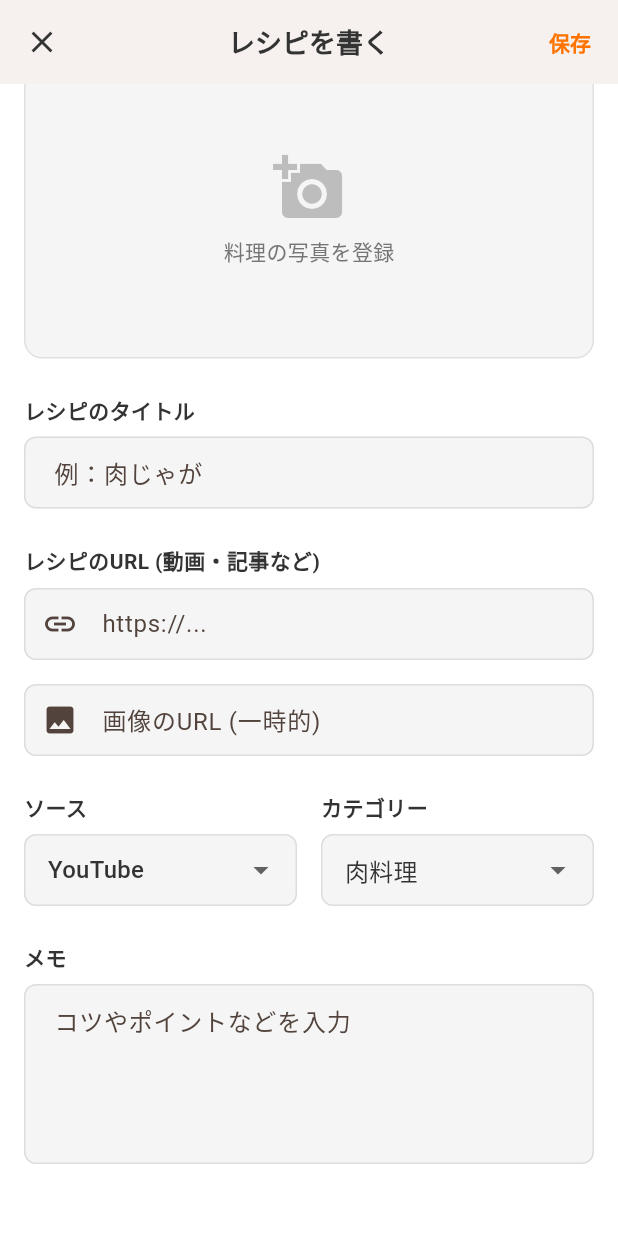
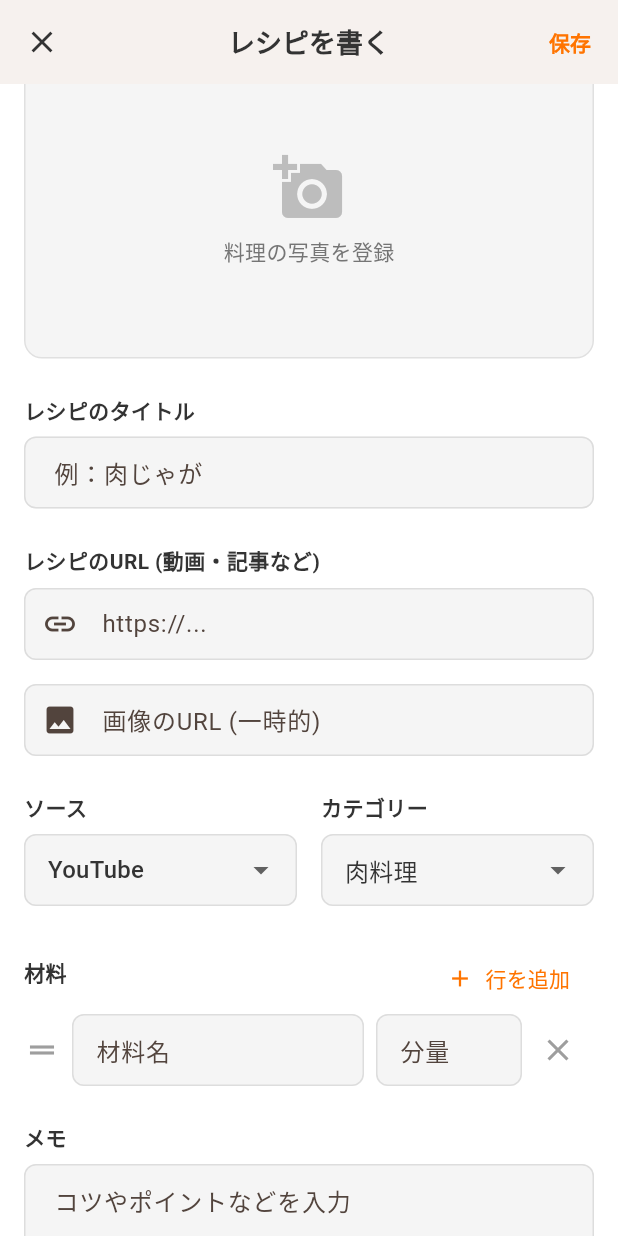
Before and after one commit to sin1kbk/hoshipad, a Flutter app: the AddRecipeScreen screen opened by its route, scrolled down 33 dp, on a phone screen of 412 x 824 dp. Run offline on Flutter 3.47's test engine with Material 3 defaults, Android fonts, the phone set to English and light mode, and no system bars; our stand-ins replace cached_network_image, flutter_svg, freezed_annotation, go_router, google_fonts, shared_preferences and 1 more; missing offline and left inert: dart:html, dart:ui_web, receive_sharing_intent; accounts and stored records are empty; Roboto replaces fonts that are missing (Noto Sans JP); statements that could not run were skipped.

Commit message:
feat: レシピ追加・編集画面で材料の事前入力と動的な編集をサポートしました。

```diff
--- a/flutter_app/lib/main.dart
+++ b/flutter_app/lib/main.dart
@@ -105,13 +105,16 @@ class _MyAppState extends State<MyApp> {
             final sharedUrl = state.uri.queryParameters['url'];
             final sharedTitle = state.uri.queryParameters['title'];
             final sharedImageUrl = state.uri.queryParameters['image'];
+            final sharedIngredients = state.uri.queryParameters['ingredients'];
             debugPrint('Shared URL: $sharedUrl');
             debugPrint('Shared Title: $sharedTitle');
             debugPrint('Shared Image URL: $sharedImageUrl');
+            debugPrint('Shared Ingredients: $sharedIngredients');
             return AddRecipeScreen(
               sharedUrl: sharedUrl,
               prefilledTitle: sharedTitle,
               prefilledImageUrl: sharedImageUrl,
+              prefilledIngredients: sharedIngredients,
             );
           },
         ),
--- a/flutter_app/lib/screens/add_recipe_screen.dart
+++ b/flutter_app/lib/screens/add_recipe_screen.dart
@@ -1,3 +1,4 @@
+import 'dart:convert';
 import 'package:flutter/material.dart';
 import 'package:provider/provider.dart';
 import 'package:go_router/go_router.dart';
@@ -12,6 +13,7 @@ class AddRecipeScreen extends StatefulWidget {
   final String? sharedUrl;
   final String? prefilledTitle;
   final String? prefilledImageUrl;
+  final String? prefilledIngredients;
 
   const AddRecipeScreen({
     super.key,
@@ -19,6 +21,7 @@ class AddRecipeScreen extends StatefulWidget {
     this.sharedUrl,
     this.prefilledTitle,
     this.prefilledImageUrl,
+    this.prefilledIngredients,
   });
 
   @override
@@ -35,33 +38,51 @@ class _AddRecipeScreenState extends State<AddRecipeScreen> {
 
   RecipeSource _selectedSource = RecipeSource.youtube;
   RecipeCategory _selectedCategory = RecipeCategory.meat;
-  List<Ingredient> _ingredients = [];
+
+  // 材料のコントローラーリスト
+  final List<({TextEditingController name, TextEditingController amount})> _ingredientControllers = [];
+
   bool _isLoadingMetadata = false;
-  bool _hasTriedAutoFetch = false; // 自動取得を一度だけ実行するフラグ
+  bool _hasTriedAutoFetch = false;
 
   @override
   void initState() {
     super.initState();
 
-    // 共有されたURLがある場合は自動設定
     if (widget.sharedUrl != null) {
       _urlController.text = widget.sharedUrl!;
-      debugPrint('Shared URL set to form: ${widget.sharedUrl}');
     }
 
-    // 事前入力されたタイトルがある場合は自動設定
     if (widget.prefilledTitle != null && widget.prefilledTitle!.isNotEmpty) {
       _titleController.text = widget.prefilledTitle!;
-      debugPrint('Prefilled title set to form: ${widget.prefilledTitle}');
     }
 
-    // 事前入力された画像URLがある場合は自動設定
     if (widget.prefilledImageUrl != null && widget.prefilledImageUrl!.isNotEmpty) {
       _imageUrlController.text = widget.prefilledImageUrl!;
-      debugPrint('Prefilled image URL set to form: ${widget.prefilledImageUrl}');
     }
 
-    // 編集モードの場合は既存のレシピデータを設定
+    // 初期材料データの読み込み
+    List<Ingredient> initialIngredients = [];
+    if (widget.prefilledIngredients != null && widget.prefilledIngredients!.isNotEmpty) {
+      try {
+        final List<dynamic> jsonList = jsonDecode(widget.prefilledIngredients!);
+        initialIngredients = jsonList.map((json) => Ingredient.fromJson(json)).toList();
+      } catch (e) {
+        debugPrint('Failed to parse prefilled ingredients: $e');
+      }
+    } else if (widget.recipe != null) {
+      initialIngredients = widget.recipe!.ingredients ?? [];
+    }
+
+    // コントローラーの初期化
+    for (var ingredient in initialIngredients) {
+      _addIngredientRow(ingredient.name, ingredient.amount);
+    }
+    // 材料が空の場合は1行追加しておく
+    if (_ingredientControllers.isEmpty) {
+      _addIngredientRow();
+    }
+
     if (widget.recipe != null) {
       final recipe = widget.recipe!;
       _titleController.text = recipe.title;
@@ -72,10 +93,23 @@ class _AddRecipeScreenState extends State<AddRecipeScreen> {
       }
       _selectedSource = recipe.source;
       _selectedCategory = recipe.category;
-      _ingredients = recipe.ingredients ?? [];
     }
 
     _imageUrlController.addListener(_onImageUrlChanged);
+  }
+
+  void _addIngredientRow([String name = '', String amount = '']) {
+    _ingredientControllers.add((
+      name: TextEditingController(text: name),
+      amount: TextEditingController(text: amount),
+    ));
+  }
+
+  void _removeIngredientRow(int index) {
+    final controllers = _ingredientControllers.removeAt(index);
+    controllers.name.dispose();
+    controllers.amount.dispose();
+    setState(() {});
   }
 
   void _onImageUrlChanged() {
@@ -86,24 +120,19 @@ class _AddRecipeScreenState extends State<AddRecipeScreen> {
   void didChangeDependencies() {
     super.didChangeDependencies();
 
-    // 認証状態を確認して、認証済みかつまだ自動取得を実行していない場合に実行
     final authProvider = context.watch<AuthProvider>();
     final isAuthenticated = authProvider.isAuthenticated;
 
     if (isAuthenticated && !_hasTriedAutoFetch && widget.sharedUrl != null) {
-      // CookpadのURLの場合
       if (widget.sharedUrl!.contains('cookpad.com')) {
         _selectedSource = RecipeSource.cookpad;
-        _hasTriedAutoFetch = true; // フラグを立てて一度だけ実行
+        _hasTriedAutoFetch = true;
 
-        // 画像URLが既に設定されている場合（ブックマークレットから渡された場合）は
-        // スクレイピングをスキップ
         if (widget.prefilledImageUrl != null && widget.prefilledImageUrl!.isNotEmpty) {
           debugPrint('Image URL already provided, skipping scraping');
-          // カテゴリだけ推定する場合はここで処理
-          // 現在はブックマークレットから全ての情報が渡されているのでスキップ
+        } else if (_ingredientControllers.any((c) => c.name.text.isNotEmpty)) {
+          debugPrint('Ingredients already provided, skipping scraping');
         } else {
-          // 画像URLが渡されていない場合のみスクレイピングを実行
           WidgetsBinding.instance.addPostFrameCallback((_) {
             if (mounted) {
               _autoFetchRecipeMetadata(widget.sharedUrl!);
@@ -114,7 +143,6 @@ class _AddRecipeScreenState extends State<AddRecipeScreen> {
     }
   }
 
-  /// Cookpadから自動的にレシピメタデータを取得
   Future<void> _autoFetchRecipeMetadata(String url) async {
     setState(() {
       _isLoadingMetadata = true;
@@ -125,12 +153,25 @@ class _AddRecipeScreenState extends State<AddRecipeScreen> {
 
       if (metadata != null && mounted) {
         setState(() {
-          // タイトルが空の場合のみ自動入力
           if (_titleController.text.isEmpty) {
             _titleController.text = metadata.title;
           }
           _imageUrlController.text = metadata.imageUrl;
-          _ingredients = metadata.ingredients;
+
+          // 既存の材料をクリアして新しい材料を追加
+          for (var controller in _ingredientControllers) {
+            controller.name.dispose();
+            controller.amount.dispose();
+          }
+          _ingredientControllers.clear();
+
+          for (var ingredient in metadata.ingredients) {
+            _addIngredientRow(ingredient.name, ingredient.amount);
+          }
+          if (_ingredientControllers.isEmpty) {
+            _addIngredientRow();
+          }
+
           if (metadata.suggestedCategory != null) {
             _selectedCategory = metadata.suggestedCategory!;
           }
@@ -178,6 +219,10 @@ class _AddRecipeScreenState extends State<AddRecipeScreen> {
     _urlController.dispose();
     _imageUrlController.dispose();
     _notesController.dispose();
+    for (var controller in _ingredientControllers) {
+      controller.name.dispose();
+      controller.amount.dispose();
+    }
     super.dispose();
   }
 
@@ -186,7 +231,6 @@ class _AddRecipeScreenState extends State<AddRecipeScreen> {
     final authProvider = context.watch<AuthProvider>();
     final isAuthenticated = authProvider.isAuthenticated;
 
-    // 未認証の場合はログインを促す
     if (!isAuthenticated) {
       return Scaffold(
         appBar: AppBar(
@@ -227,12 +271,10 @@ class _AddRecipeScreenState extends State<AddRecipeScreen> {
                 const SizedBox(height: 32),
                 ElevatedButton(
                   onPressed: () {
-                    // 現在のURLとパラメータを保持
                     final state = GoRouterState.of(context);
                     final currentPath = state.uri.path;
                     final queryParams = state.uri.queryParameters;
 
-                    // redirectパラメータを追加
                     final loginUri = Uri(
                       path: '/login',
                       queryParameters: {
@@ -289,7 +331,6 @@ class _AddRecipeScreenState extends State<AddRecipeScreen> {
       );
     }
 
-    // 認証済みの場合は通常のフォームを表示
     return Scaffold(
       appBar: AppBar(
         title: Text(widget.recipe != null ? 'レシピを編集' : 'レシピを書く'),
@@ -324,7 +365,6 @@ class _AddRecipeScreenState extends State<AddRecipeScreen> {
           child: Column(
             crossAxisAlignment: CrossAxisAlignment.start,
             children: [
-              // Image Upload Placeholder
               Container(
                 height: 200,
                 width: double.infinity,
@@ -480,35 +520,65 @@ class _AddRecipeScreenState extends State<AddRecipeScreen> {
               ),
               const SizedBox(height: 24),
 
-              // 材料リスト
-              if (_ingredients.isNotEmpty) ...[
-                _buildSectionLabel('材料 (${_ingredients.length}品目)'),
-                Container(
-                  decoration: BoxDecoration(
-                    border: Border.all(color: Colors.grey[300]!),
-                    borderRadius: BorderRadius.circular(8),
+              // 材料リスト編集
+              Row(
+                mainAxisAlignment: MainAxisAlignment.spaceBetween,
+                children: [
+                  _buildSectionLabel('材料'),
+                  TextButton.icon(
+                    onPressed: () {
+                      setState(() {
+                        _addIngredientRow();
+                      });
+                    },
+                    icon: const Icon(Icons.add),
+                    label: const Text('行を追加'),
                   ),
-                  child: ListView.separated(
+                ],
+              ),
+              ListView.separated(
                 shrinkWrap: true,
                 physics: const NeverScrollableScrollPhysics(),
-                    itemCount: _ingredients.length,
-                    separatorBuilder: (context, index) => Divider(height: 1, color: Colors.grey[300]),
+                itemCount: _ingredientControllers.length,
+                separatorBuilder: (context, index) => const SizedBox(height: 8),
                 itemBuilder: (context, index) {
-                      final ingredient = _ingredients[index];
-                      return ListTile(
-                        dense: true,
-                        leading: const Icon(Icons.circle, size: 8),
-                        title: Text(ingredient.name),
-                        trailing: Text(
-                          ingredient.amount,
-                          style: TextStyle(color: Colors.grey[600]),
+                  final controllers = _ingredientControllers[index];
+                  return Row(
+                    children: [
+                      const Icon(Icons.drag_handle, color: Colors.grey),
+                      const SizedBox(width: 8),
+                      Expanded(
+                        flex: 2,
+                        child: TextFormField(
+                          controller: controllers.name,
+                          decoration: const InputDecoration(
+                            hintText: '材料名',
+                            border: OutlineInputBorder(),
+                            contentPadding: EdgeInsets.symmetric(horizontal: 12, vertical: 12),
                           ),
+                        ),
+                      ),
+                      const SizedBox(width: 8),
+                      Expanded(
+                        flex: 1,
+                        child: TextFormField(
+                          controller: controllers.amount,
+                          decoration: const InputDecoration(
+                            hintText: '分量',
+                            border: OutlineInputBorder(),
+                            contentPadding: EdgeInsets.symmetric(horizontal: 12, vertical: 12),
+                          ),
+                        ),
+                      ),
+                      IconButton(
+                        icon: const Icon(Icons.close, color: Colors.grey),
+                        onPressed: () => _removeIngredientRow(index),
+                      ),
+                    ],
                   );
                 },
               ),
-                ),
               const SizedBox(height: 24),
-              ],
 
               _buildSectionLabel('メモ'),
               TextFormField(
@@ -545,6 +615,16 @@ class _AddRecipeScreenState extends State<AddRecipeScreen> {
       return;
     }
 
+    // 材料リストの構築
+    final List<Ingredient> ingredients = [];
+    for (var controller in _ingredientControllers) {
+      final name = controller.name.text.trim();
+      final amount = controller.amount.text.trim();
+      if (name.isNotEmpty) {
+        ingredients.add(Ingredient(name: name, amount: amount));
+      }
+    }
+
     final recipe = InsertRecipe(
       title: _titleController.text,
       url: _urlController.text,
@@ -552,7 +632,7 @@ class _AddRecipeScreenState extends State<AddRecipeScreen> {
       notes: _notesController.text.isEmpty ? null : _notesController.text,
       source: _selectedSource,
       category: _selectedCategory,
-      ingredients: _ingredients.isEmpty ? null : _ingredients,
+      ingredients: ingredients.isEmpty ? null : ingredients,
     );
 
     try {
@@ -562,7 +642,6 @@ class _AddRecipeScreenState extends State<AddRecipeScreen> {
           ScaffoldMessenger.of(context).showSnackBar(
             const SnackBar(content: Text('レシピが更新されました！')),
           );
-          // スタックがある場合はpop、ない場合はホームにリダイレクト
           if (context.canPop()) {
             context.pop();
           } else {
@@ -575,7 +654,6 @@ class _AddRecipeScreenState extends State<AddRecipeScreen> {
           ScaffoldMessenger.of(context).showSnackBar(
             const SnackBar(content: Text('レシピが正常に追加されました！')),
           );
-          // スタックがある場合はpop、ない場合はホームにリダイレクト
           if (context.canPop()) {
             context.pop();
           } else {
```
Also changed, not shown: flutter_app/lib/screens/recipe_detail_screen.dart (+35 -0 lines), 7 other files. Lines whose indentation alone changed are shown as unchanged.
